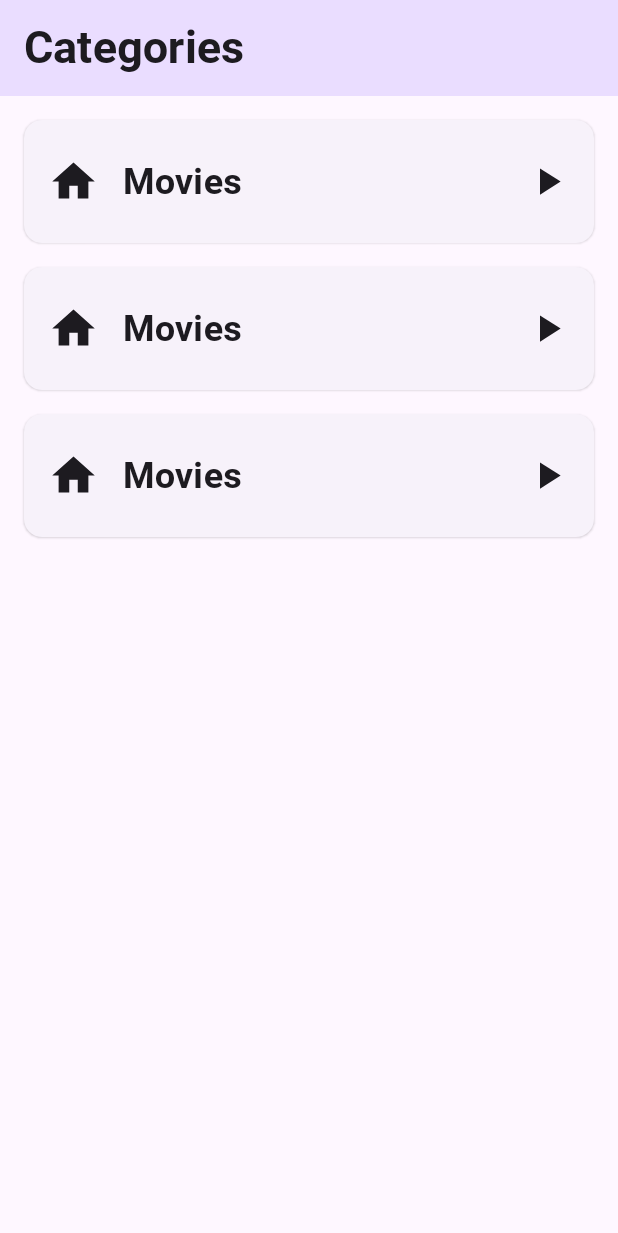
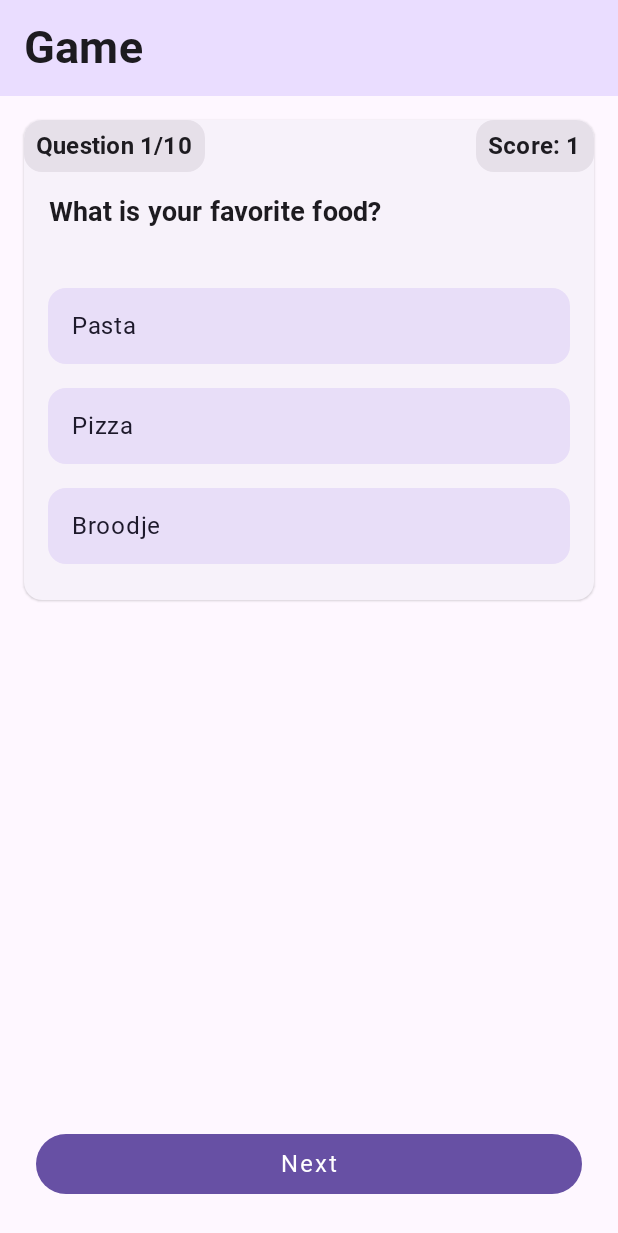
Before and after one commit to JasperLefever/MyTrivia-android, an Android app built with Jetpack Compose: the screen it shows after launch (MainActivity), on a phone screen of 412 x 824 dp. Shown: the top 1233 px of the screen. Run offline under Robolectric (Android 15) with nearby library versions, the phone set to English and light mode, and no system bars.

Commit message:
Game screen with cards and small composables

```diff
--- a/app/src/main/java/icu/repsaj/android/mytrivia/TriviaApp.kt
+++ b/app/src/main/java/icu/repsaj/android/mytrivia/TriviaApp.kt
@@ -15,6 +15,7 @@ import androidx.navigation.compose.rememberNavController
 import icu.repsaj.android.mytrivia.ui.CategoryOverviewScreen
 import icu.repsaj.android.mytrivia.ui.NavRoutes
 import icu.repsaj.android.mytrivia.ui.TopBar
+import icu.repsaj.android.mytrivia.ui.TriviaGameScreen
 
 @Preview(showSystemUi = true, showBackground = true)
 @OptIn(ExperimentalMaterial3Api::class)
@@ -38,12 +39,15 @@ fun TriviaApp(
 
         NavHost(
             navController = navController,
-            startDestination = NavRoutes.Categories.name,
+            startDestination = NavRoutes.Game.name,
             modifier = Modifier.padding(innerPadding)
         ) {
             composable(route = NavRoutes.Categories.name) {
                 CategoryOverviewScreen()
             }
+            composable(route = NavRoutes.Game.name) {
+                TriviaGameScreen()
+            }
         }
     }
 }
--- a/app/src/main/java/icu/repsaj/android/mytrivia/ui/NavRoutes.kt
+++ b/app/src/main/java/icu/repsaj/android/mytrivia/ui/NavRoutes.kt
@@ -4,5 +4,6 @@ import androidx.annotation.StringRes
 import icu.repsaj.android.mytrivia.R
 
 enum class NavRoutes(@StringRes val title: Int) {
-    Categories(title = R.string.categories)
+    Categories(title = R.string.categories),
+    Game(title = R.string.game)
 }
--- a/app/src/main/java/icu/repsaj/android/mytrivia/ui/TopBar.kt
+++ b/app/src/main/java/icu/repsaj/android/mytrivia/ui/TopBar.kt
@@ -26,7 +26,7 @@ public fun TopBar(
         title = {
             Text(
                 stringResource(id = currentScreen.title),
-                style = MaterialTheme.typography.displayLarge
+                style = MaterialTheme.typography.displayLarge,
             )
         },
         colors = TopAppBarDefaults.mediumTopAppBarColors(
--- /dev/null
+++ b/app/src/main/java/icu/repsaj/android/mytrivia/ui/TriviaScreen.kt
@@ -0,0 +1,198 @@
+package icu.repsaj.android.mytrivia.ui
+
+import androidx.compose.foundation.clickable
+import androidx.compose.foundation.layout.Arrangement
+import androidx.compose.foundation.layout.Column
+import androidx.compose.foundation.layout.Row
+import androidx.compose.foundation.layout.Spacer
+import androidx.compose.foundation.layout.fillMaxHeight
+import androidx.compose.foundation.layout.fillMaxWidth
+import androidx.compose.foundation.layout.padding
+import androidx.compose.material.icons.Icons
+import androidx.compose.material.icons.filled.CheckCircle
+import androidx.compose.material.icons.filled.Close
+import androidx.compose.material3.Button
+import androidx.compose.material3.Card
+import androidx.compose.material3.CardDefaults
+import androidx.compose.material3.ElevatedCard
+import androidx.compose.material3.Icon
+import androidx.compose.material3.MaterialTheme
+import androidx.compose.material3.Text
+import androidx.compose.runtime.Composable
+import androidx.compose.runtime.getValue
+import androidx.compose.runtime.mutableStateOf
+import androidx.compose.runtime.remember
+import androidx.compose.runtime.setValue
+import androidx.compose.ui.Alignment
+import androidx.compose.ui.Modifier
+import androidx.compose.ui.graphics.Color
+import androidx.compose.ui.text.style.TextAlign
+import icu.repsaj.android.mytrivia.ui.theme.spacing
+
+@Composable
+fun TriviaGameScreen(
+    /* TODO viewmodel inject,*/
+    modifier: Modifier = Modifier
+) {
+    //TODO: add ui state
+    var selectedAnswer by remember { mutableStateOf<String?>(null) }
+
+    Column(
+        verticalArrangement = Arrangement.SpaceBetween,
+        modifier = Modifier
+            .padding(MaterialTheme.spacing.medium)
+            .fillMaxHeight(),
+    ) {
+        ElevatedCard(
+            modifier = Modifier
+                .fillMaxWidth()
+        ) {
+            Row(
+                horizontalArrangement = Arrangement.SpaceBetween,
+                modifier = Modifier.fillMaxWidth()
+            ) {
+                QuestionCounter(1, 10)
+                ScoreCounter(1)
+            }
+
+            Column(
+                modifier = Modifier
+                    .padding(MaterialTheme.spacing.medium)
+            ) {
+                Question(question = "What is your favorite food?")
+
+                Spacer(modifier = Modifier.padding(MaterialTheme.spacing.medium))
+
+                AnswerCard(
+                    answer = "Pasta",
+                    isSelected = selectedAnswer == "Pasta",
+                    isCorrect = false,
+                    onAnswerClick = { selectedAnswer = "Pasta" }
+                )
+
+                AnswerCard(
+                    answer = "Pizza",
+                    isSelected = selectedAnswer == "Pizza",
+                    isCorrect = true,
+                    onAnswerClick = { selectedAnswer = "Pizza" }
+                )
+
+                AnswerCard(
+                    answer = "Broodje",
+                    isSelected = selectedAnswer == "Broodje",
+                    isCorrect = false,
+                    onAnswerClick = { selectedAnswer = "Broodje" }
+                )
+
+            }
+        }
+        Button(
+            onClick = { /*TODO*/ },
+            modifier = Modifier
+                .fillMaxWidth()
+                .padding(MaterialTheme.spacing.small)
+        ) {
+            Text(text = "Next")
+        }
+
+    }
+}
+
+@Composable
+fun Question(
+    question: String,
+    modifier: Modifier = Modifier
+) {
+    Text(
+        text = question,
+        style = MaterialTheme.typography.titleLarge,
+        textAlign = TextAlign.Center
+    )
+}
+
+@Composable
+fun AnswerCard(
+    answer: String,
+    isSelected: Boolean,
+    isCorrect: Boolean,
+    onAnswerClick: () -> Unit,
+    modifier: Modifier = Modifier
+) {
+    val backgroundColor = if (isSelected) {
+        if (isSelected && isCorrect) {
+            Color.Green
+        } else {
+            MaterialTheme.colorScheme.error
+        }
+    } else {
+        MaterialTheme.colorScheme.secondaryContainer
+    }
+
+    Card(
+        colors = CardDefaults.cardColors(
+            containerColor = backgroundColor
+        ), modifier = Modifier
+            .fillMaxWidth()
+            .padding(vertical = MaterialTheme.spacing.small)
+            .clickable { onAnswerClick() }
+    ) {
+        Row(
+            modifier = Modifier
+                .fillMaxWidth()
+                .padding(MaterialTheme.spacing.medium),
+            verticalAlignment = Alignment.CenterVertically
+        ) {
+            Text(text = answer, style = MaterialTheme.typography.bodyMedium)
+            Spacer(modifier = Modifier.weight(1f))
+            if (isSelected) {
+                if (isCorrect) {
+                    Icon(
+                        imageVector = Icons.Filled.CheckCircle,
+                        contentDescription = null,
+                        tint = Color.White
+                    )
+                } else {
+                    Icon(
+                        imageVector = Icons.Filled.Close,
+                        contentDescription = null,
+                        tint = Color.White
+                    )
+                }
+            }
+        }
+    }
+}
+
+
+@Composable
+fun ScoreCounter(
+    score: Int,
+    modifier: Modifier = Modifier
+) {
+    Card(
+        modifier = modifier
+    ) {
+        Text(
+            text = "Score: $score",
+            style = MaterialTheme.typography.headlineMedium,
+            modifier = Modifier.padding(MaterialTheme.spacing.small)
+        )
+    }
+}
+
+@Composable
+fun QuestionCounter(
+    currentQuestion: Int,
+    totalQuestions: Int,
+    modifier: Modifier = Modifier
+) {
+    Card(
+        modifier = Modifier
+    ) {
+        Text(
+            text = "Question $currentQuestion/$totalQuestions",
+            style = MaterialTheme.typography.headlineMedium,
+            modifier = Modifier.padding(MaterialTheme.spacing.small)
+        )
+    }
+}
--- a/app/src/main/res/values/strings.xml
+++ b/app/src/main/res/values/strings.xml
@@ -2,4 +2,5 @@
     <string name="app_name">MyTrivia</string>
     <string name="categories">Categories</string>
     <string name="back_button">Go Back</string>
+    <string name="game">Game</string>
 </resources>
```
